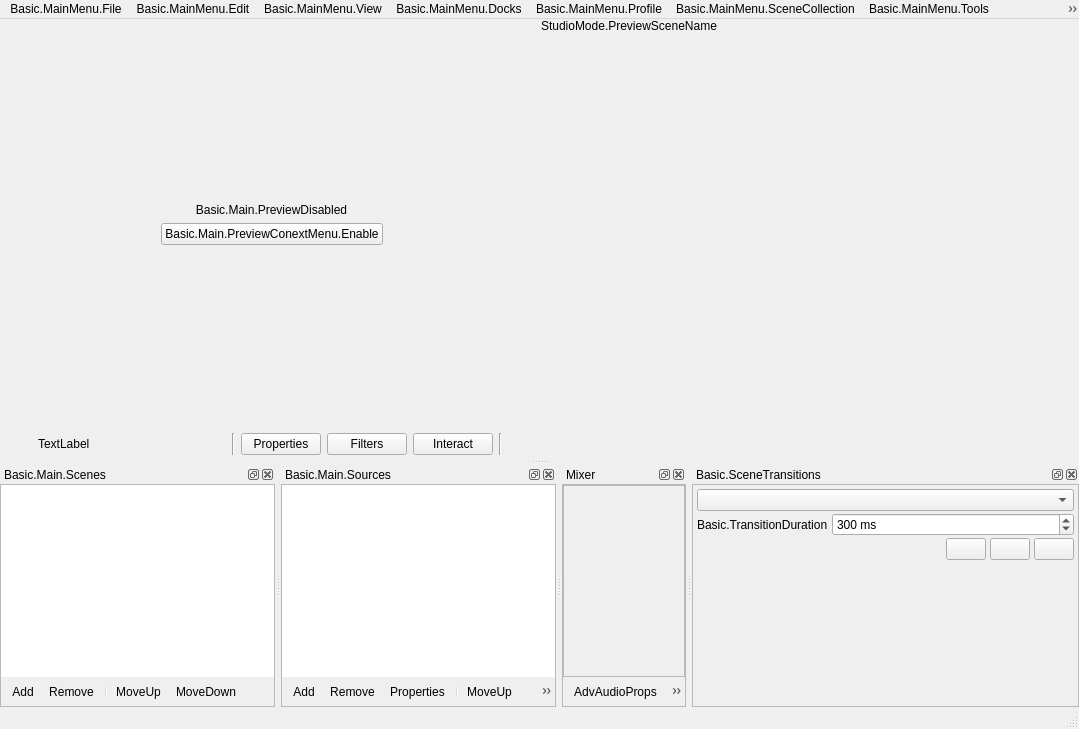
Qt form UI/forms/OBSBasic.ui (tytan652/obs-studio) before a commit.
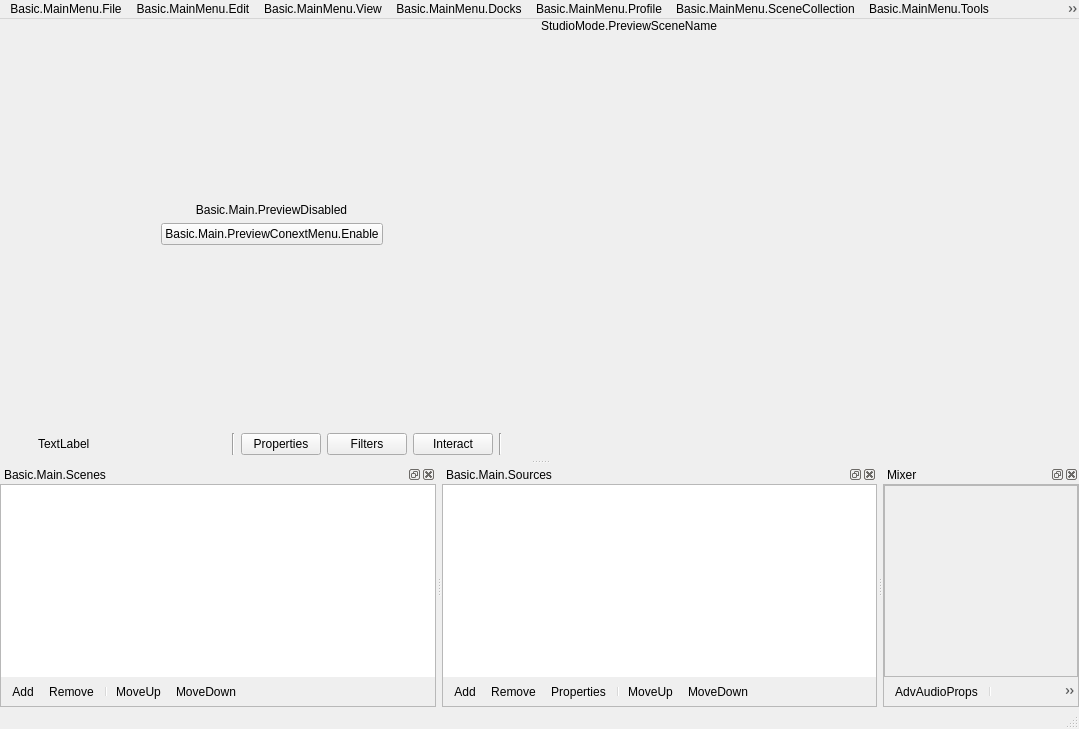
The same form after that commit. Icons and pictures are not drawn. Custom widgets are drawn as their Qt base class.

Commit message: UI: Separate transitions dock from the main window

Patch:
```diff
--- a/UI/forms/OBSBasic.ui
+++ b/UI/forms/OBSBasic.ui
@@ -1190,253 +1190,6 @@
     </layout>
    </widget>
   </widget>
-  <widget class="OBSDock" name="transitionsDock">
-   <property name="features">
-    <set>QDockWidget::DockWidgetClosable|QDockWidget::DockWidgetMovable|QDockWidget::DockWidgetFloatable</set>
-   </property>
-   <property name="windowTitle">
-    <string>Basic.SceneTransitions</string>
-   </property>
-   <attribute name="dockWidgetArea">
-    <number>8</number>
-   </attribute>
-   <widget class="QWidget" name="dockWidgetContents_5">
-    <layout class="QVBoxLayout" name="verticalLayout_3">
-     <property name="spacing">
-      <number>0</number>
-     </property>
-     <property name="leftMargin">
-      <number>0</number>
-     </property>
-     <property name="topMargin">
-      <number>0</number>
-     </property>
-     <property name="rightMargin">
-      <number>0</number>
-     </property>
-     <property name="bottomMargin">
-      <number>0</number>
-     </property>
-     <item>
-      <widget class="QFrame" name="transitionsFrame">
-       <property name="frameShape">
-        <enum>QFrame::StyledPanel</enum>
-       </property>
-       <property name="frameShadow">
-        <enum>QFrame::Sunken</enum>
-       </property>
-       <layout class="QVBoxLayout" name="verticalLayout_8">
-        <property name="spacing">
-         <number>2</number>
-        </property>
-        <property name="leftMargin">
-         <number>4</number>
-        </property>
-        <property name="topMargin">
-         <number>4</number>
-        </property>
-        <property name="rightMargin">
-         <number>4</number>
-        </property>
-        <property name="bottomMargin">
-         <number>4</number>
-        </property>
-        <item>
-         <widget class="QComboBox" name="transitions">
-          <property name="minimumSize">
-           <size>
-            <width>120</width>
-            <height>0</height>
-           </size>
-          </property>
-          <property name="accessibleName">
-           <string>Transition</string>
-          </property>
-         </widget>
-        </item>
-        <item>
-         <layout class="QHBoxLayout" name="horizontalLayout_3">
-          <property name="spacing">
-           <number>4</number>
-          </property>
-          <item>
-           <widget class="QLabel" name="transitionDurationLabel">
-            <property name="sizePolicy">
-             <sizepolicy hsizetype="Maximum" vsizetype="Preferred">
-              <horstretch>0</horstretch>
-              <verstretch>0</verstretch>
-             </sizepolicy>
-            </property>
-            <property name="text">
-             <string>Basic.TransitionDuration</string>
-            </property>
-            <property name="buddy">
-             <cstring>transitionDuration</cstring>
-            </property>
-           </widget>
-          </item>
-          <item>
-           <widget class="QSpinBox" name="transitionDuration">
-            <property name="accessibleName">
-             <string>Basic.TransitionDuration</string>
-            </property>
-            <property name="suffix">
-             <string> ms</string>
-            </property>
-            <property name="minimum">
-             <number>50</number>
-            </property>
-            <property name="maximum">
-             <number>20000</number>
-            </property>
-            <property name="singleStep">
-             <number>50</number>
-            </property>
-            <property name="value">
-             <number>300</number>
-            </property>
-           </widget>
-          </item>
-         </layout>
-        </item>
-        <item>
-         <layout class="QHBoxLayout" name="horizontalLayout_4">
-          <property name="spacing">
-           <number>4</number>
-          </property>
-          <item>
-           <spacer name="horizontalSpacer">
-            <property name="orientation">
-             <enum>Qt::Horizontal</enum>
-            </property>
-            <property name="sizeType">
-             <enum>QSizePolicy::Expanding</enum>
-            </property>
-            <property name="sizeHint" stdset="0">
-             <size>
-              <width>40</width>
-              <height>20</height>
-             </size>
-            </property>
-           </spacer>
-          </item>
-          <item>
-           <widget class="QPushButton" name="transitionAdd">
-            <property name="sizePolicy">
-             <sizepolicy hsizetype="Maximum" vsizetype="Maximum">
-              <horstretch>0</horstretch>
-              <verstretch>0</verstretch>
-             </sizepolicy>
-            </property>
-            <property name="toolTip">
-             <string>Basic.AddTransition</string>
-            </property>
-            <property name="accessibleName">
-             <string>Basic.AddTransition</string>
-            </property>
-            <property name="text">
-             <string notr="true"/>
-            </property>
-            <property name="icon">
-             <iconset>
-              <normaloff>:/res/images/add.png</normaloff>:/res/images/add.png</iconset>
-            </property>
-            <property name="flat">
-             <bool>false</bool>
-            </property>
-            <property name="themeID" stdset="0">
-             <string notr="true">addIconSmall</string>
-            </property>
-            <property name="toolButton" stdset="0">
-             <bool>true</bool>
-            </property>
-           </widget>
-          </item>
-          <item>
-           <widget class="QPushButton" name="transitionRemove">
-            <property name="sizePolicy">
-             <sizepolicy hsizetype="Maximum" vsizetype="Maximum">
-              <horstretch>0</horstretch>
-              <verstretch>0</verstretch>
-             </sizepolicy>
-            </property>
-            <property name="toolTip">
-             <string>Basic.RemoveTransition</string>
-            </property>
-            <property name="accessibleName">
-             <string>Basic.RemoveTransition</string>
-            </property>
-            <property name="text">
-             <string notr="true"/>
-            </property>
-            <property name="icon">
-             <iconset>
-              <normaloff>:/res/images/list_remove.png</normaloff>:/res/images/list_remove.png</iconset>
-            </property>
-            <property name="flat">
-             <bool>false</bool>
-            </property>
-            <property name="themeID" stdset="0">
-             <string notr="true">removeIconSmall</string>
-            </property>
-            <property name="toolButton" stdset="0">
-             <bool>true</bool>
-            </property>
-           </widget>
-          </item>
-          <item>
-           <widget class="QPushButton" name="transitionProps">
-            <property name="sizePolicy">
-             <sizepolicy hsizetype="Maximum" vsizetype="Maximum">
-              <horstretch>0</horstretch>
-              <verstretch>0</verstretch>
-             </sizepolicy>
-            </property>
-            <property name="toolTip">
-             <string>Basic.TransitionProperties</string>
-            </property>
-            <property name="accessibleName">
-             <string>Basic.TransitionProperties</string>
-            </property>
-            <property name="text">
-             <string notr="true"/>
-            </property>
-            <property name="icon">
-             <iconset>
-              <normaloff>:/settings/images/settings/general.svg</normaloff>:/settings/images/settings/general.svg</iconset>
-            </property>
-            <property name="flat">
-             <bool>false</bool>
-            </property>
-            <property name="themeID" stdset="0">
-             <string notr="true">menuIconSmall</string>
-            </property>
-            <property name="toolButton" stdset="0">
-             <string notr="true">true</string>
-            </property>
-           </widget>
-          </item>
-         </layout>
-        </item>
-        <item>
-         <spacer name="verticalSpacer">
-          <property name="orientation">
-           <enum>Qt::Vertical</enum>
-          </property>
-          <property name="sizeHint" stdset="0">
-           <size>
-            <width>20</width>
-            <height>40</height>
-           </size>
-          </property>
-         </spacer>
-        </item>
-       </layout>
-      </widget>
-     </item>
-    </layout>
-   </widget>
-  </widget>
   <action name="actionAddScene">
    <property name="icon">
     <iconset>
```
The commit also changes 8 other files.
